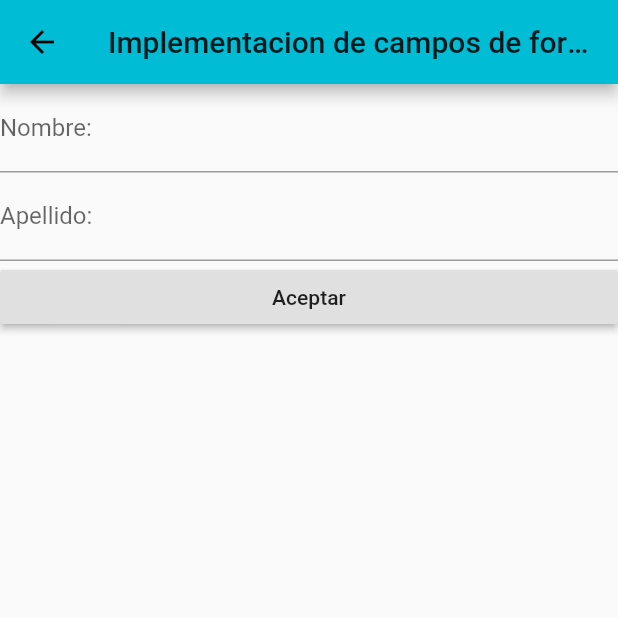
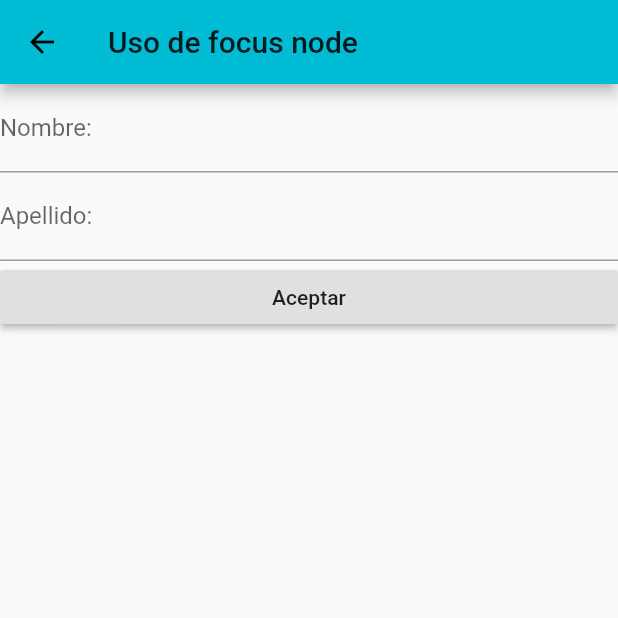
Before and after one commit to Mannlex21/FlutterExamples, a Flutter app: the FocusNodeExample screen opened by its route, on a phone screen of 412 x 824 dp, the top half of it. Run offline on Flutter 3.47's test engine with Material 2 defaults, Android fonts, the phone set to English and light mode, and no system bars; network calls fail.

Commit message:
title was modified

```diff
--- a/lib/src/app.dart
+++ b/lib/src/app.dart
@@ -4,6 +4,7 @@ import 'package:myapp/src/screens/assetsExample.dart';
 import 'package:myapp/src/screens/buttonPage.dart';
 import 'package:myapp/src/screens/colorExample.dart';
 import 'package:myapp/src/screens/columnPage.dart';
+import 'package:myapp/src/screens/drawerPage.dart';
 import 'package:myapp/src/screens/focusNodePage.dart';
 import 'package:myapp/src/screens/fontPage.dart';
 import 'package:myapp/src/screens/fieldsPage.dart';
@@ -52,6 +53,7 @@ class MyApp extends StatelessWidget {
         "/form": (BuildContext buildContext) => FormsExample(),
         "/keyboard": (BuildContext buildContext) => KeyboardExamples(),
         "/focusNode": (BuildContext buildContext) => FocusNodeExample(),
+        "/drawer": (BuildContext buildContext) => DrawerExample(),
       },
     );
   }
--- a/lib/src/screens/appBarPage.dart
+++ b/lib/src/screens/appBarPage.dart
@@ -5,7 +5,7 @@ class AppBarExample extends StatelessWidget {
   Widget build(BuildContext buildContext) {
     return Scaffold(
       appBar: AppBar(
-        title: Text("Uso de scaffold"),
+        title: Text("Uso de AppBar"),
         actions: <Widget>[
           IconButton(
             icon: Icon(Icons.add),
--- a/lib/src/screens/assetsExample.dart
+++ b/lib/src/screens/assetsExample.dart
@@ -4,7 +4,9 @@ class AssetsExample extends StatelessWidget {
   @override
   Widget build(BuildContext buildContext) {
     return Scaffold(
-      appBar: AppBar(),
+      appBar: AppBar(
+        title: Text("Uso de assets"),
+      ),
       body: ListView(
         children: [
           Image.asset(
--- a/lib/src/screens/buttonPage.dart
+++ b/lib/src/screens/buttonPage.dart
@@ -14,7 +14,9 @@ class _MyHomePageState extends State<ButtonExample> {
   @override
   Widget build(BuildContext buildContext) {
     return Scaffold(
-      appBar: AppBar(),
+      appBar: AppBar(
+        title: Text("Uso de buttons"),
+      ),
       body: Center(
         child: Column(
           children: [
--- a/lib/src/screens/colorExample.dart
+++ b/lib/src/screens/colorExample.dart
@@ -4,7 +4,9 @@ class ColorsExample extends StatelessWidget {
   @override
   Widget build(BuildContext buildContext) {
     return Scaffold(
-      appBar: AppBar(),
+      appBar: AppBar(
+        title: Text("Uso de colors"),
+      ),
       body: Center(
         child: Container(
           // color: Color(0xff1dd1fe),// 0xff + el color en hexadecimal
--- a/lib/src/screens/columnPage.dart
+++ b/lib/src/screens/columnPage.dart
@@ -5,7 +5,7 @@ class ColumnExample extends StatelessWidget {
   Widget build(BuildContext buildContext) {
     return Scaffold(
         appBar: AppBar(
-          title: Text("Uso de scaffold"),
+          title: Text("Uso de column"),
         ),
         body: SizedBox(
           width: double.infinity, // Este atributo lo que hace es tomar el ancho de toda la pantalla
--- a/lib/src/screens/fieldsPage.dart
+++ b/lib/src/screens/fieldsPage.dart
@@ -14,7 +14,7 @@ class _TypeFieldsExample extends State<TypeFieldsExample> {
   Widget build(BuildContext context) {
     return Scaffold(
       appBar: AppBar(
-        title: Text("Implementacion de campos de formulario sin el widget form"),
+        title: Text("Uso de fields"),
       ),
       body: Column(
         children: [
--- a/lib/src/screens/focusNodePage.dart
+++ b/lib/src/screens/focusNodePage.dart
@@ -20,7 +20,7 @@ class _FocusNodeExample extends State<FocusNodeExample> {
   Widget build(BuildContext context) {
     return Scaffold(
       appBar: AppBar(
-        title: Text("Implementacion de campos de formulario sin el widget form"),
+        title: Text("Uso de focus node"),
       ),
       body: Form(
         key: formKey,
--- a/lib/src/screens/fontPage.dart
+++ b/lib/src/screens/fontPage.dart
@@ -5,7 +5,7 @@ class FontsExample extends StatelessWidget {
   Widget build(BuildContext buildContext) {
     return Scaffold(
       appBar: AppBar(
-        title: Text("Example"),
+        title: Text("Uso de fonts"),
       ),
       body: Text(
         """Lorem Ipsum es simplemente el texto de relleno de las imprentas y archivos de texto. Lorem Ipsum ha sido el texto de relleno estándar de las industrias desde el año 1500, cuando un impresor (N. del T. persona que se dedica a la imprenta) desconocido usó una galería de textos y los mezcló de tal manera que logró hacer un libro de textos especimen. No sólo sobrevivió 500 años, sino que tambien ingresó como texto de relleno en documentos electrónicos, quedando esencialmente igual al original. Fue popularizado en los 60s con la creación de las hojas "Letraset", las cuales contenian pasajes de Lorem Ipsum, y más recientemente con software de autoedición, como por ejemplo Aldus PageMaker, el cual incluye versiones de Lorem Ipsum.""",
--- a/lib/src/screens/formsPage.dart
+++ b/lib/src/screens/formsPage.dart
@@ -23,7 +23,7 @@ class _FormsExample extends State<FormsExample> {
   Widget build(BuildContext context) {
     return Scaffold(
       appBar: AppBar(
-        title: Text("Implementacion de campos de formulario sin el widget form"),
+        title: Text("Uso de forms"),
       ),
       body: Form(
         key: formKey,
--- a/lib/src/screens/homePage.dart
+++ b/lib/src/screens/homePage.dart
@@ -6,7 +6,7 @@ class HomePage extends StatelessWidget {
   Widget build(BuildContext context) {
     return Scaffold(
       appBar: AppBar(
-        title: Text("Uso basico del Navigator"),
+        title: Text("Widgets"),
       ),
       body: Center(
         child: ListRoutes(),
@@ -48,6 +48,7 @@ class ListRoutes extends StatelessWidget {
     Route("Form", "form", null),
     Route("Keyboard", "keyboard", null),
     Route("Focus node", "focusNode", null),
+    Route("Drawer", "drawer", null),
   ];
 
   @override
--- a/lib/src/screens/iconPage.dart
+++ b/lib/src/screens/iconPage.dart
@@ -4,7 +4,9 @@ class IconExample extends StatelessWidget {
   @override
   Widget build(BuildContext context) {
     return Scaffold(
-      appBar: AppBar(),
+      appBar: AppBar(
+        title: Text("Uso de icons"),
+      ),
       body: Center(
         child: Column(
           verticalDirection: VerticalDirection.down,
--- a/lib/src/screens/imagePage.dart
+++ b/lib/src/screens/imagePage.dart
@@ -5,7 +5,9 @@ class ImageExample extends StatelessWidget {
   Widget build(BuildContext context) {
     return Scaffold(
       backgroundColor: Colors.red,
-      appBar: AppBar(),
+      appBar: AppBar(
+        title: Text("Uso de image"),
+      ),
       body: Center(
         child: Image.network(
           "https://upload.wikimedia.org/wikipedia/commons/2/2c/Rotating_earth_%28large%29.gif",
--- a/lib/src/screens/keyboardPage.dart
+++ b/lib/src/screens/keyboardPage.dart
@@ -12,7 +12,7 @@ class _KeyboardExamples extends State<KeyboardExamples> {
   Widget build(BuildContext context) {
     return Scaffold(
       appBar: AppBar(
-        title: Text("Implementacion de campos de formulario sin el widget form"),
+        title: Text("Uso de keyboard"),
       ),
       body: Form(
         key: formKey,
--- a/lib/src/screens/listViewPage.dart
+++ b/lib/src/screens/listViewPage.dart
@@ -4,7 +4,9 @@ class ListViewExample extends StatelessWidget {
   @override
   Widget build(BuildContext buildContext) {
     return Scaffold(
-      appBar: AppBar(),
+      appBar: AppBar(
+        title: Text("Uso de list view"),
+      ),
       // body: ListView(
       //   children: [
       //     Card(
--- a/lib/src/screens/marginPaddingPage.dart
+++ b/lib/src/screens/marginPaddingPage.dart
@@ -4,7 +4,9 @@ class MarginPaddingExample extends StatelessWidget {
   @override
   Widget build(BuildContext buildContext) {
     return Scaffold(
-      appBar: AppBar(),
+      appBar: AppBar(
+        title: Text("Uso de margin & padding"),
+      ),
       body: Column(
         children: [
           Container(
--- a/lib/src/screens/navigatorPageExample.dart
+++ b/lib/src/screens/navigatorPageExample.dart
@@ -13,7 +13,7 @@ class NavigatorSecondPageExample extends StatelessWidget {
 
     return Scaffold(
       appBar: AppBar(
-        title: Text("Segunda pantalla"),
+        title: Text("Uso de navigator"),
       ),
       body: Center(
         child: Text("${arguments.name} ${arguments.lastName}"),
--- a/lib/src/screens/rowPage.dart
+++ b/lib/src/screens/rowPage.dart
@@ -5,7 +5,7 @@ class RowExample extends StatelessWidget {
   Widget build(BuildContext buildContext) {
     return Scaffold(
       appBar: AppBar(
-        title: Text("Uso de scaffold"),
+        title: Text("Uso de row"),
       ),
       body: Container(
         padding: const EdgeInsets.all(16.0),
--- a/lib/src/screens/statefulWidgetPage.dart
+++ b/lib/src/screens/statefulWidgetPage.dart
@@ -14,7 +14,9 @@ class _MyHomePageState extends State<StatefulWidgetExample> {
   @override
   Widget build(BuildContext buildContext) {
     return Scaffold(
-      appBar: AppBar(),
+      appBar: AppBar(
+        title: Text("Uso de stateful widget"),
+      ),
       body: Center(
         child: Column(
           children: [
```
Also changed, not shown: lib/src/screens/drawerPage.dart (added, +72 -0 lines).
